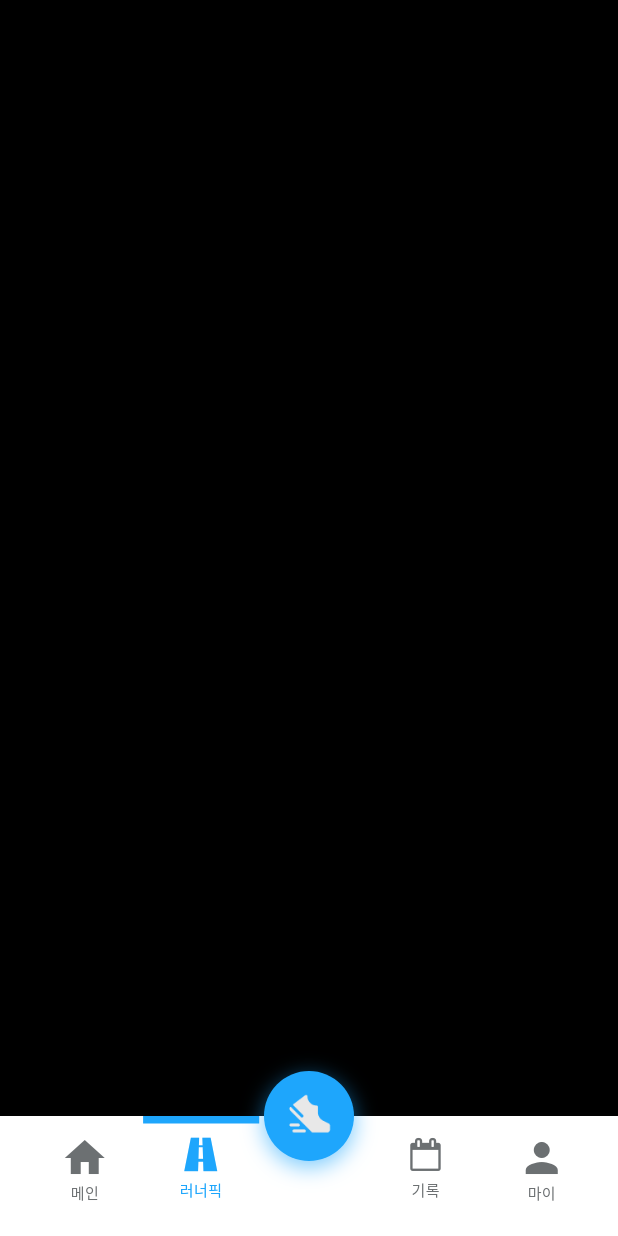
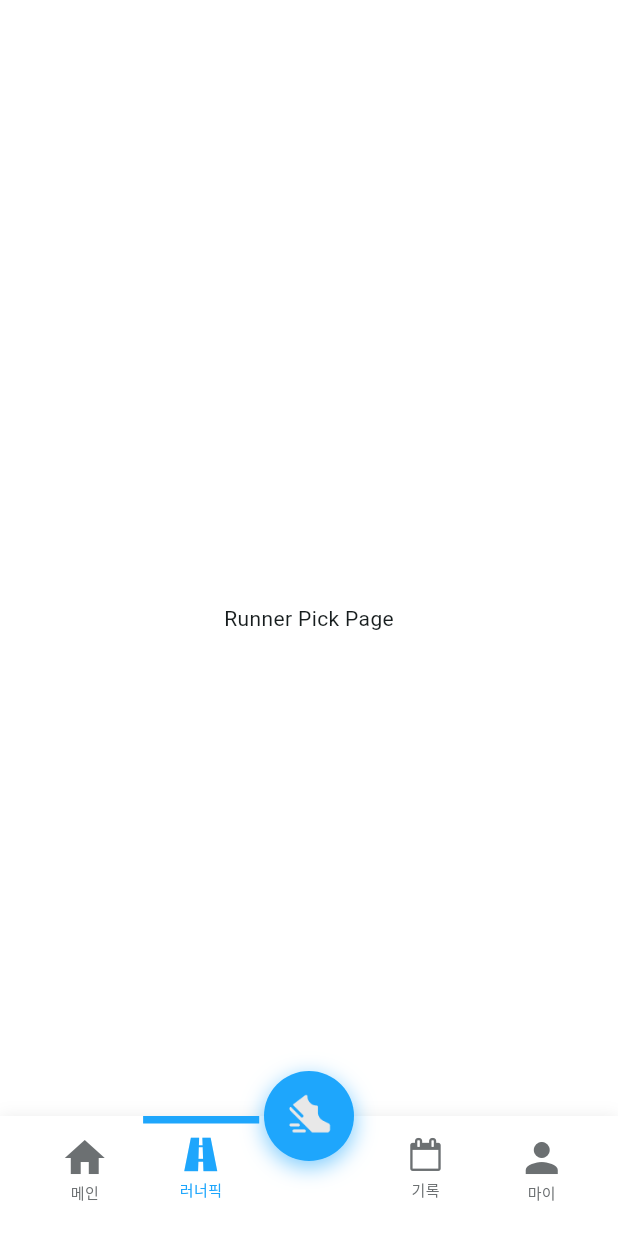
Before and after one commit to SSAFY-RunnerWay/RunnerWay, a Flutter app: the screen it shows after launch, after a tap on "러너픽", on a phone screen of 412 x 824 dp. Run offline on Flutter 3.47's test engine with Material 3 defaults, Android fonts, the phone set to English and light mode, and no system bars; our stand-ins replace dio, flutter_dotenv, geolocator, get, google_maps_flutter, image_picker and 1 more; missing offline and left inert: baseflow_plugin_template, flutter_polyline_points; Roboto replaces fonts that are missing (Noto Sans KR); project files that could hold a hidden picture were left out.

Commit message:
refactor: runner pick 페이지 수정

```diff
--- a/frontend/lib/views/runnerPick/runner_pick_view.dart
+++ b/frontend/lib/views/runnerPick/runner_pick_view.dart
@@ -7,7 +7,9 @@ class RunnerPickView extends StatelessWidget {
   @override
   Widget build(BuildContext context) {
     return BaseView(
-      child: Container(color: Colors.black),
+      child: Center(
+        child: Text('Runner Pick Page'),
+      ),
     );
   }
 }
```
